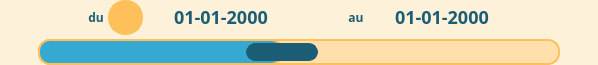
Before: the Qt Designer form UI/time_edition.ui in juvarlet/a_table, drawn with Qt 5.
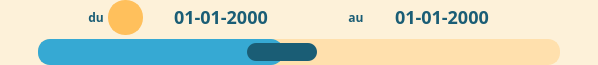
After: the same form once the commit is applied. Icons and pictures are not drawn.

Diff of the .ui file:
```diff
--- a/UI/time_edition.ui
+++ b/UI/time_edition.ui
@@ -60,7 +60,7 @@
 QSlider::groove:horizontal {
 		background-color: #ffe0ad;
         color: #1a5d75;
-        border: 2px solid #ffc05c;
+        border: 2px solid #ffe0ad;
     /*border: 1px solid #1a5d75;*/
     	height: 18px;
     /*background: #ffc05c;*/
@@ -70,7 +70,7 @@
 	}
 	QSlider::handle:horizontal {
     	background: #1a5d75;
-    	border: 1px solid #1a5d75;
+    	border: 0px solid #1a5d75;
     	width: 70px;
     	border-radius: 9px;
 	}
@@ -78,7 +78,7 @@
 	QSlider::sub-page:horizontal{
 		background-color: #36a9d3;
         color: #1a5d75;
-        border: 2px solid #ffc05c;
+        border: 2px solid #36a9d3;
     /*border: 1px solid #1a5d75;*/
     	height: 18px;
     /*background: #ffc05c;*/
```
